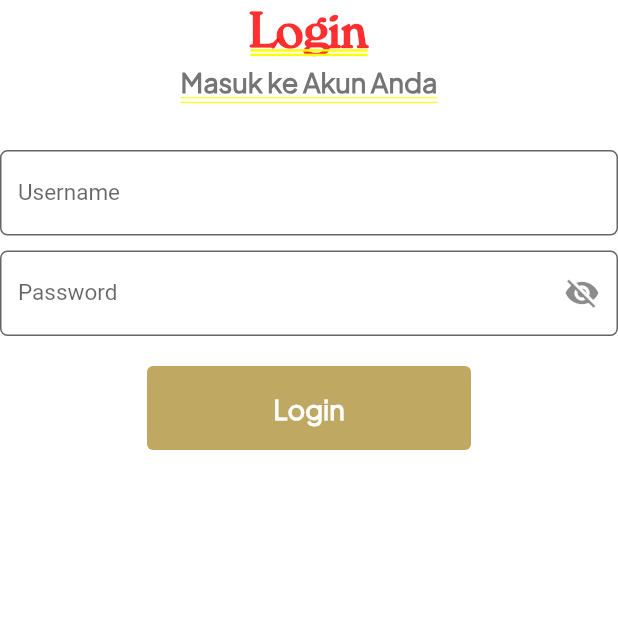
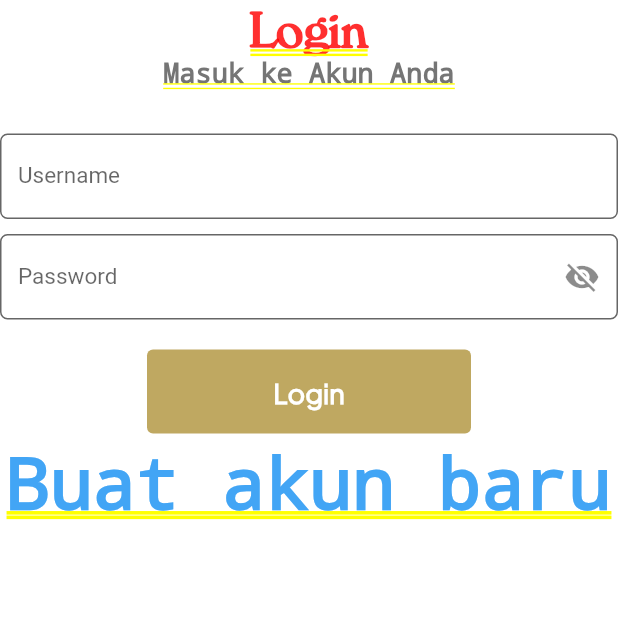
Before and after one commit to D10-PBP/Proyek-Akhir-Semester, a Flutter app: the screen it shows after launch, item 2 of the bottom bar chosen, in the side drawer, after a tap on "Login", on a phone screen of 412 x 824 dp, the top half of it. Run offline on Flutter 3.47's test engine with Material 2 defaults, Android fonts, the phone set to English and light mode, and no system bars; our stand-ins replace google_nav_bar; missing offline and left inert: pbp_django_auth; accounts and stored records are empty; Roboto replaces fonts that are missing (PlusJakarta').

Commit message:
Refactor Code

```diff
--- a/lib/fitur_autentikasi/pages/login.dart
+++ b/lib/fitur_autentikasi/pages/login.dart
@@ -5,6 +5,9 @@ import 'package:sayang_dibuang_mobile/core/theme/theme_color.dart';
 import 'package:sayang_dibuang_mobile/fitur_autentikasi/providers/current_user_profile.dart';
 import 'package:sayang_dibuang_mobile/fitur_autentikasi/providers/loading.dart';
 import 'package:sayang_dibuang_mobile/fitur_autentikasi/utilities/auth.dart';
+import 'package:sayang_dibuang_mobile/fitur_autentikasi/pages/register.dart';
+import 'package:sayang_dibuang_mobile/fitur_autentikasi/utilities/dialog.dart';
+import 'package:sayang_dibuang_mobile/fitur_autentikasi/utilities/style.dart';
 
 class Login extends StatelessWidget {
   const Login({super.key});
@@ -26,7 +29,6 @@ class Login extends StatelessWidget {
             Text(
               "Masuk ke Akun Anda",
               style: TextStyle(
-                fontFamily: "PlusJakarta",
                 fontWeight: FontWeight.bold,
                 fontSize: 18,
                 color: Colors.grey[600],
@@ -70,15 +72,7 @@ class _LoginFormState extends State<LoginForm> {
           children: [
             TextFormField(
               style: const TextStyle(fontFamily: "PlusJakarta'", fontSize: 15),
-              decoration: InputDecoration(
-                labelText: "Username",
-                filled: true,
-                fillColor: Colors.white,
-                border: OutlineInputBorder(
-                  borderRadius: BorderRadius.circular(5.0),
-                ),
-                hoverColor: ThemeColor.sand,
-              ),
+              decoration: inputDecorationForm("Username"),
               onChanged: (String? value) {
                 setState(() {
                   username = value!;
@@ -100,15 +94,8 @@ class _LoginFormState extends State<LoginForm> {
             TextFormField(
               obscureText: !isPasswordVisible,
               style: const TextStyle(fontFamily: "PlusJakarta'", fontSize: 15),
-              decoration: InputDecoration(
-                  labelText: "Password",
-                  filled: true,
-                  fillColor: Colors.white,
-                  hoverColor: ThemeColor.sand,
-                  border: OutlineInputBorder(
-                    borderRadius: BorderRadius.circular(5.0),
-                  ),
-                  suffixIcon: IconButton(
+              decoration: inputDecorationForm("Password",
+                  iconButton: IconButton(
                       onPressed: togglePasswordView,
                       icon: Icon(
                         isPasswordVisible
@@ -148,42 +135,7 @@ class _LoginFormState extends State<LoginForm> {
                     if (!context
                         .read<CurrentUserProfileModel>()
                         .hasCurrentUser()) {
-                      showDialog(
-                        context: context,
-                        builder: (context) {
-                          return Dialog(
-                            shape: RoundedRectangleBorder(
-                              borderRadius: BorderRadius.circular(10),
-                            ),
-                            elevation: 15,
-                            child: SizedBox(
-                              width: 300,
-                              height: 150,
-                              child: Center(
-                                child: ListView(
-                                  padding: const EdgeInsets.only(
-                                      top: 20, bottom: 20),
-                                  shrinkWrap: true,
-                                  children: <Widget>[
-                                    Padding(
-                                        padding: const EdgeInsets.all(10),
-                                        child: Text(
-                                          response,
-                                          textAlign: TextAlign.center,
-                                        )),
-                                    TextButton(
-                                      onPressed: () {
-                                        Navigator.pop(context);
-                                      },
-                                      child: const Text('Kembali'),
-                                    ),
-                                  ],
-                                ),
-                              ),
-                            ),
-                          );
-                        },
-                      );
+                      myDialog(context, response);
                     }
                   }
                   if (!mounted) return;
@@ -230,6 +182,18 @@ class _LoginFormState extends State<LoginForm> {
                         },
                       ),
                     ))),
+            const SizedBox(height: 5),
+            InkWell(
+              hoverColor: Colors.blue[50],
+              onTap: () {
+                Navigator.push(
+                    context,
+                    MaterialPageRoute(
+                        builder: (context) => const RegisterPage()));
+              },
+              child: Text("Buat akun baru",
+                  style: TextStyle(color: Colors.blue[400])),
+            )
           ],
         ));
   }
--- /dev/null
+++ b/lib/fitur_autentikasi/utilities/style.dart
@@ -0,0 +1,15 @@
+import 'package:flutter/material.dart';
+import 'package:sayang_dibuang_mobile/core/theme/theme_color.dart';
+
+InputDecoration inputDecorationForm(String labelText,
+    {IconButton? iconButton}) {
+  return InputDecoration(
+      labelText: labelText,
+      filled: true,
+      fillColor: Colors.white,
+      hoverColor: ThemeColor.sand,
+      border: OutlineInputBorder(
+        borderRadius: BorderRadius.circular(5.0),
+      ),
+      suffixIcon: iconButton);
+}
```
Also changed, not shown: lib/fitur_autentikasi/pages/profile.dart (+2 -36 lines), lib/fitur_autentikasi/utilities/dialog.dart (added, +39 -0 lines).
